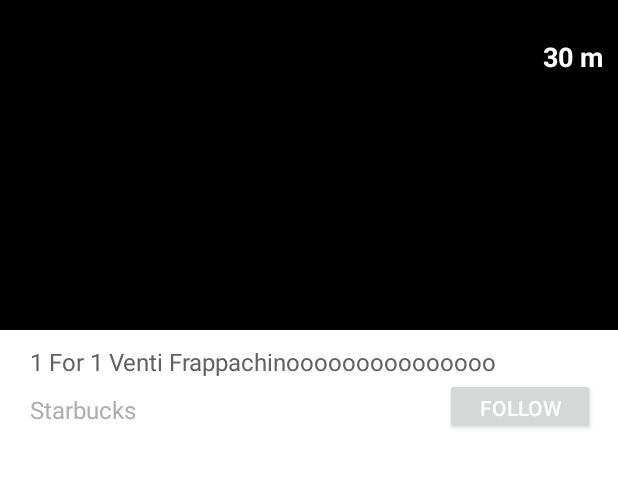
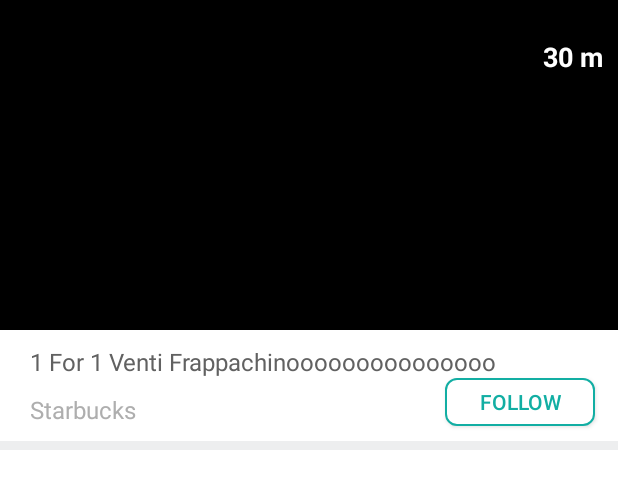
Before and after one commit to Nowtify/Nowtify, an Android app: the layout single_active_list_item.xml on its own in the app's theme, with its tools: preview values and no code run, on a phone screen of 412 x 824 dp. Shown: the top 489 px of the screen. Run offline under Robolectric (Android 15) with nearby library versions, the phone set to English and light mode, and no system bars.

Commit message:
add stuff

```diff
--- /dev/null
+++ b/app/src/main/res/drawable/follow_button_shape.xml
@@ -0,0 +1,18 @@
+<?xml version="1.0" encoding="utf-8"?>
+<shape xmlns:android="http://schemas.android.com/apk/res/android"
+    android:shape="rectangle">
+
+    <corners
+        android:bottomLeftRadius="7dp"
+        android:bottomRightRadius="7dp"
+        android:radius="0.1dp"
+        android:topLeftRadius="7dp"
+        android:topRightRadius="7dp" />
+
+    <solid android:color="#FFFFFF" />
+
+    <stroke
+        android:width="1dp"
+        android:color="#12AEA3" />
+
+</shape>
--- a/app/src/main/res/layout/single_active_list_item.xml
+++ b/app/src/main/res/layout/single_active_list_item.xml
@@ -2,7 +2,7 @@
 <RelativeLayout xmlns:android="http://schemas.android.com/apk/res/android"
     android:layout_width="match_parent"
     android:layout_height="300dp"
-    android:background="@android:color/white">
+    android:background="@color/grey">
 
     <!--Offer image-->
     <ImageView
@@ -16,33 +16,6 @@
         android:layout_alignParentLeft="true"
         android:layout_alignParentStart="true"
         android:background="@android:color/black"/>
-
-    <TextView
-        android:id="@+id/entity_item_title"
-        android:layout_width="match_parent"
-        android:layout_height="wrap_content"
-        android:textSize="16sp"
-        android:textColor="@color/black"
-        android:text="1 For 1 Venti Frappachinooooooooooooooo"
-        android:layout_marginRight="20dp"
-        android:paddingLeft="20dp"
-        android:paddingTop="10dp"
-        android:layout_below="@id/entity_item_image"
-        android:layout_centerHorizontal="false" />
-
-    <TextView
-        android:id="@+id/entity_parent_name"
-        android:layout_width="fill_parent"
-        android:layout_height="40dp"
-        android:textSize="16sp"
-        android:textColor="@color/dark_grey"
-        android:text="Starbucks"
-        android:paddingLeft="20dp"
-        android:paddingTop="10dp"
-        android:paddingBottom="10dp"
-        android:layout_marginRight="120dp"
-        android:layout_below="@id/entity_item_title"
-        android:layout_centerHorizontal="false" />
 
     <TextView
         android:id="@+id/entity_item_distance"
@@ -59,18 +32,57 @@
         android:background="#4D000000"
         />
 
+    <RelativeLayout
+        android:layout_width="match_parent"
+        android:layout_height="wrap_content"
+        android:background="@color/white"
+        android:layout_below="@id/entity_item_image"> <!--to give popup effect, add margin and elevation-->
+
+        <TextView
+            android:id="@+id/entity_item_title"
+            android:layout_width="match_parent"
+            android:layout_height="wrap_content"
+            android:textSize="16sp"
+            android:textColor="@color/black"
+            android:text="1 For 1 Venti Frappachinooooooooooooooo"
+            android:layout_marginRight="20dp"
+            android:paddingLeft="20dp"
+            android:paddingTop="10dp"
+
+            android:layout_centerHorizontal="false" />
+        <!--android:layout_below="@id/entity_item_image" if removing popup effect permanently-->
+
+        <TextView
+            android:id="@+id/entity_parent_name"
+            android:layout_width="fill_parent"
+            android:layout_height="40dp"
+            android:textSize="16sp"
+            android:textColor="@color/dark_grey"
+            android:text="Starbucks"
+            android:paddingLeft="20dp"
+            android:paddingTop="10dp"
+            android:paddingBottom="10dp"
+            android:layout_marginRight="120dp"
+            android:layout_below="@id/entity_item_title"
+            android:layout_centerHorizontal="false" />
+
+
+
         <Button
             android:layout_width="100dp"
-        android:layout_height="40dp"
+            android:layout_height="32dp"
             android:layout_marginRight="15dp"
             android:layout_marginBottom="10dp"
-        android:paddingBottom="10dp"
             android:text="Follow"
+            android:textColor="#12AEA3"
             android:textAlignment="center"
             android:id="@+id/entity_item_button"
             android:layout_alignParentRight="true"
             android:layout_below="@id/entity_item_title"
+            android:background="@drawable/follow_button_shape"
             />
+
+    </RelativeLayout>
 
     <!--
     <View
```
Also changed, not shown: app/src/main/java/com/udacity/firebase/nowtify/ui/Explore/ExploreListAdapter.java (+15 -17 lines), app/src/main/res/drawable/following_button_shape.xml (added, +18 -0 lines). Lines whose indentation alone changed are shown as unchanged.
